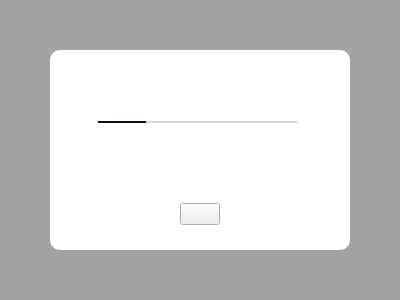
This is src/MEGASync/gui/LoadingView/ui/ViewLoadingMessage.ui in meganz/MEGAsync as Qt 5 draws it before an edit. The edited form follows.
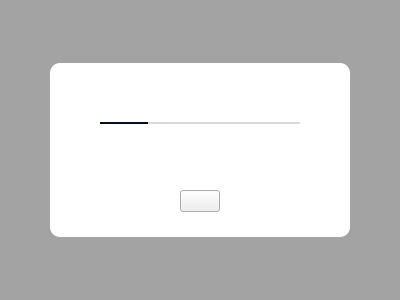
This is the edited form.

Diff of the .ui file:
```diff
--- a/src/MEGASync/gui/LoadingView/ui/ViewLoadingMessage.ui
+++ b/src/MEGASync/gui/LoadingView/ui/ViewLoadingMessage.ui
@@ -65,6 +65,18 @@
    <item row="0" column="0">
     <widget class="QWidget" name="wContainer" native="true">
      <layout class="QGridLayout" name="gridLayout_2">
+      <property name="leftMargin">
+       <number>0</number>
+      </property>
+      <property name="topMargin">
+       <number>0</number>
+      </property>
+      <property name="rightMargin">
+       <number>0</number>
+      </property>
+      <property name="bottomMargin">
+       <number>0</number>
+      </property>
       <item row="0" column="1">
        <spacer name="verticalSpacer_3">
         <property name="orientation">
@@ -93,49 +105,78 @@
       </item>
       <item row="1" column="1">
        <widget class="QWidget" name="wMessageContainer" native="true">
+        <property name="sizePolicy">
+         <sizepolicy hsizetype="Fixed" vsizetype="Preferred">
+          <horstretch>0</horstretch>
+          <verstretch>0</verstretch>
+         </sizepolicy>
+        </property>
         <property name="minimumSize">
          <size>
           <width>300</width>
-          <height>200</height>
+          <height>0</height>
          </size>
         </property>
         <property name="maximumSize">
          <size>
           <width>300</width>
-          <height>200</height>
+          <height>16777215</height>
          </size>
         </property>
         <layout class="QVBoxLayout" name="verticalLayout">
          <property name="spacing">
+          <number>32</number>
+         </property>
+         <property name="leftMargin">
+          <number>24</number>
+         </property>
+         <property name="topMargin">
+          <number>25</number>
+         </property>
+         <property name="rightMargin">
+          <number>24</number>
+         </property>
+         <property name="bottomMargin">
+          <number>25</number>
+         </property>
+         <item>
+          <widget class="QWidget" name="wLabelsContainer" native="true">
+           <layout class="QVBoxLayout" name="verticalLayout_2">
+            <property name="spacing">
           <number>20</number>
          </property>
          <property name="leftMargin">
-          <number>48</number>
+             <number>0</number>
          </property>
          <property name="topMargin">
-          <number>10</number>
+             <number>0</number>
          </property>
          <property name="rightMargin">
-          <number>48</number>
+             <number>0</number>
          </property>
          <property name="bottomMargin">
-          <number>25</number>
+             <number>0</number>
          </property>
          <item>
-          <spacer name="verticalSpacer">
-           <property name="orientation">
-            <enum>Qt::Vertical</enum>
-           </property>
-           <property name="sizeHint" stdset="0">
-            <size>
-             <width>0</width>
-             <height>0</height>
-            </size>
-           </property>
-          </spacer>
-         </item>
-         <item alignment="Qt::AlignVCenter">
           <widget class="QLabel" name="lMessageLabel">
+              <property name="sizePolicy">
+               <sizepolicy hsizetype="Expanding" vsizetype="Preferred">
+                <horstretch>0</horstretch>
+                <verstretch>0</verstretch>
+               </sizepolicy>
+              </property>
+              <property name="minimumSize">
+               <size>
+                <width>0</width>
+                <height>0</height>
+               </size>
+              </property>
+              <property name="maximumSize">
+               <size>
+                <width>16777215</width>
+                <height>16777215</height>
+               </size>
+              </property>
            <property name="text">
             <string/>
            </property>
@@ -153,7 +194,7 @@
            </property>
           </widget>
          </item>
-         <item alignment="Qt::AlignVCenter">
+            <item alignment="Qt::AlignHCenter">
           <widget class="QProgressBar" name="pbProgressBar">
            <property name="minimumSize">
             <size>
@@ -175,8 +216,11 @@
            </property>
           </widget>
          </item>
-         <item alignment="Qt::AlignHCenter|Qt::AlignVCenter">
+            <item>
           <widget class="QLabel" name="lProgressLabel">
+              <property name="alignment">
+               <set>Qt::AlignCenter</set>
+              </property>
            <property name="font-size" stdset="0">
             <string notr="true">body-2</string>
            </property>
@@ -185,18 +229,8 @@
            </property>
           </widget>
          </item>
-         <item>
-          <spacer name="verticalSpacer_2">
-           <property name="orientation">
-            <enum>Qt::Vertical</enum>
-           </property>
-           <property name="sizeHint" stdset="0">
-            <size>
-             <width>0</width>
-             <height>0</height>
-            </size>
-           </property>
-          </spacer>
+           </layout>
+          </widget>
          </item>
          <item alignment="Qt::AlignHCenter|Qt::AlignBottom">
           <widget class="QPushButton" name="bButton">
```
Left out of the diff: 2 changed lines with no effect on the pictures. Lines whose indentation alone changed are shown as unchanged.
